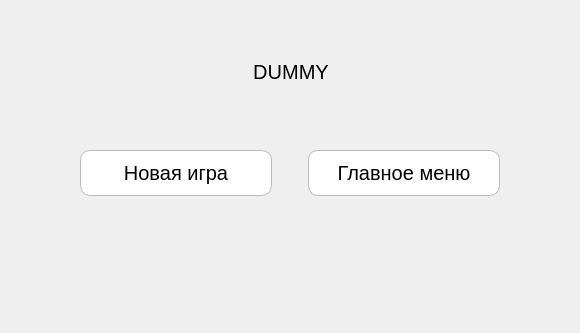
The window that src/OffGame/GameOverWidget.ui (thehighestmath/sea_battle) describes before a commit, drawn with Qt 5; both pictures show x 94 to 674 and y 0 to 333 of the 771 by 589 pixel window.
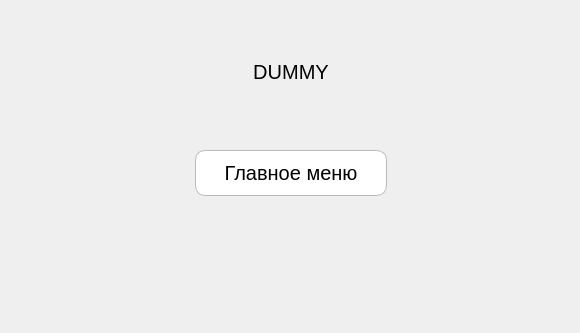
The same window after the commit.

Commit message:
rename player's labels
Делаю работу за Антона

Diff of the .ui file:
```diff
--- a/src/OffGame/GameOverWidget.ui
+++ b/src/OffGame/GameOverWidget.ui
@@ -67,28 +67,6 @@
       </item>
       <item>
        <layout class="QHBoxLayout" name="horizontalLayout">
-        <item>
-         <widget class="QPushButton" name="newGameButton">
-          <property name="styleSheet">
-           <string notr="true">QPushButton{
-background: white;
-border: none;
-border: 1px solid #bbb;
-max-width: 150px;
-font-size: 20px;
-padding: 10px 20px;
-border-radius: 10px;
-}
-
-QPushButton:hover{
-background: #bbb
-}</string>
-          </property>
-          <property name="text">
-           <string>Новая игра</string>
-          </property>
-         </widget>
-        </item>
         <item>
          <widget class="QPushButton" name="menuButton">
           <property name="styleSheet">
```
The commit also changes 5 other files.
